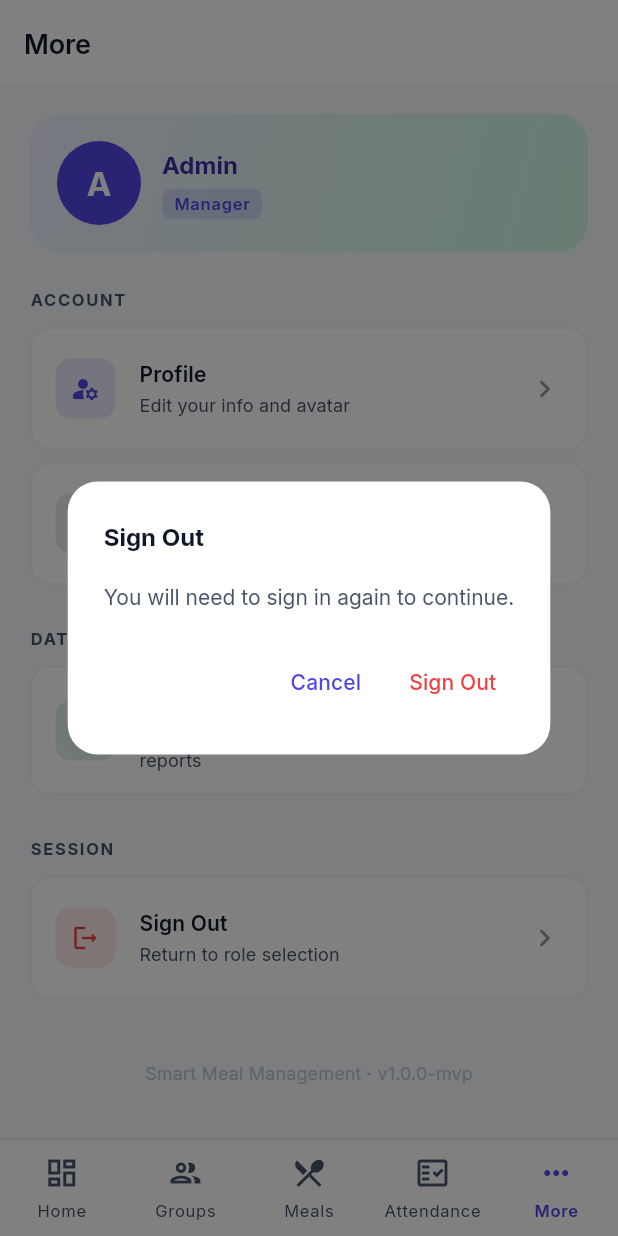
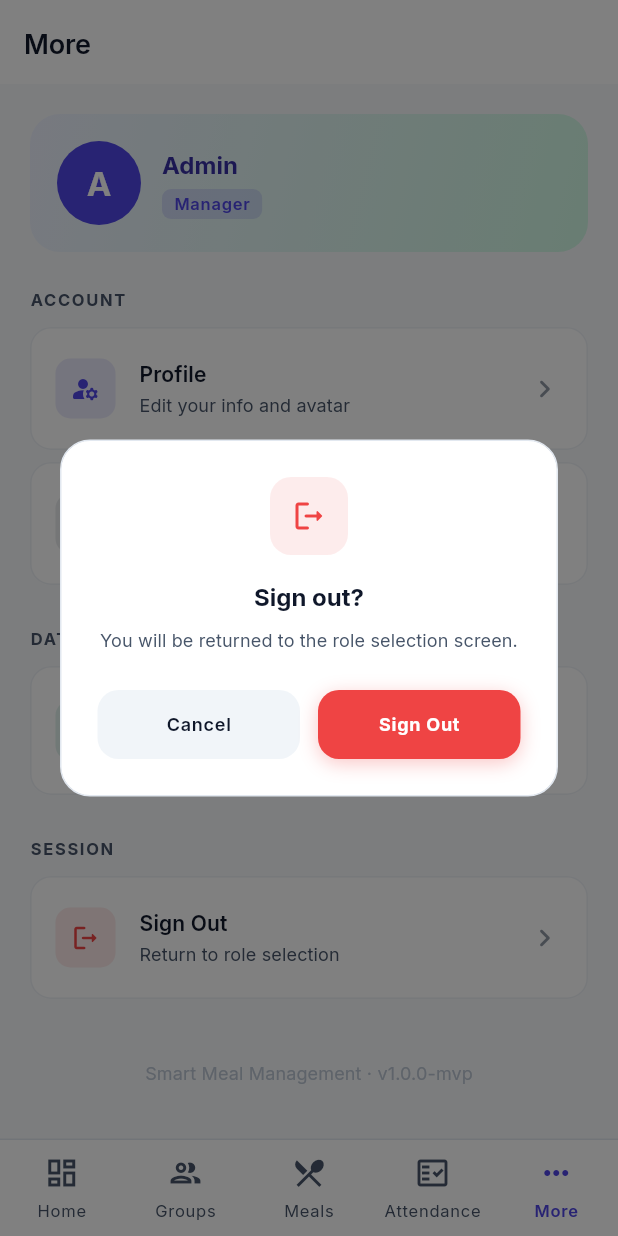
Before and after one commit to eMilestoneLabs/eMeal, a Flutter app: the AdminMoreScreen screen opened by its route, after a tap on "Sign Out", on a phone screen of 412 x 824 dp. Run offline on Flutter 3.47's test engine with Material 3 defaults, Android fonts, the phone set to English and light mode, and no system bars; our stand-ins replace dio, equatable, flutter_image_compress, flutter_local_notifications, flutter_secure_storage, go_router and 8 more; missing offline and left inert: mobile_scanner; accounts and stored records are empty.

Commit message:
fix(student): refresh JWT after group join (org-scoped loads work); admin sign-out premium dialog

```diff
--- a/lib/features/admin/more/screens/admin_more_screen.dart
+++ b/lib/features/admin/more/screens/admin_more_screen.dart
@@ -153,29 +153,11 @@ class AdminMoreScreen extends StatelessWidget {
             subtitle: 'Return to role selection',
             color: AppColors.error,
             onTap: () async {
-              // Confirmation dialog before sign-out (parity with the student flow).
+              // Premium confirmation dialog (visual parity with the student flow).
               final confirmed = await showDialog<bool>(
                 context: context,
                 barrierColor: Colors.black.withValues(alpha: 0.5),
-                builder: (ctx) => AlertDialog(
-                  title: const Text('Sign Out'),
-                  content: const Text(
-                    'You will need to sign in again to continue.',
-                  ),
-                  actions: [
-                    TextButton(
-                      onPressed: () => Navigator.of(ctx).pop(false),
-                      child: const Text('Cancel'),
-                    ),
-                    TextButton(
-                      onPressed: () => Navigator.of(ctx).pop(true),
-                      style: TextButton.styleFrom(
-                        foregroundColor: AppColors.error,
-                      ),
-                      child: const Text('Sign Out'),
-                    ),
-                  ],
-                ),
+                builder: (_) => const _AdminLogoutDialog(),
               );
               if (confirmed != true) return;
               await auth.logout();
@@ -285,3 +267,123 @@ class _NavTile extends StatelessWidget {
     );
   }
 }
+
+
+// ── Sign-out confirmation dialog (matches the student settings dialog style) ──
+class _AdminLogoutDialog extends StatelessWidget {
+  const _AdminLogoutDialog();
+
+  @override
+  Widget build(BuildContext context) {
+    final isDark = Theme.of(context).brightness == Brightness.dark;
+    return Dialog(
+      backgroundColor: Colors.transparent,
+      child: Container(
+        padding: const EdgeInsets.all(24),
+        decoration: BoxDecoration(
+          color: isDark ? AppColors.surfaceDark : AppColors.surface,
+          borderRadius: BorderRadius.circular(20),
+          border: Border.all(
+            color: isDark
+                ? AppColors.borderDark.withValues(alpha: 0.5)
+                : AppColors.border,
+          ),
+        ),
+        child: Column(
+          mainAxisSize: MainAxisSize.min,
+          children: [
+            Container(
+              width: 52,
+              height: 52,
+              decoration: BoxDecoration(
+                color: AppColors.error.withValues(alpha: 0.10),
+                borderRadius: BorderRadius.circular(14),
+              ),
+              child: const Icon(Icons.logout_rounded,
+                  size: 24, color: AppColors.error),
+            ),
+            const SizedBox(height: 16),
+            Text(
+              'Sign out?',
+              style: AppTypography.titleMedium.copyWith(
+                color:
+                    isDark ? AppColors.textPrimaryDark : AppColors.textPrimary,
+                fontWeight: FontWeight.w700,
+              ),
+            ),
+            const SizedBox(height: 8),
+            Text(
+              'You will be returned to the role selection screen.',
+              style: AppTypography.bodySmall.copyWith(
+                color: isDark
+                    ? AppColors.textSecondaryDark
+                    : AppColors.textSecondary,
+                height: 1.5,
+              ),
+              textAlign: TextAlign.center,
+            ),
+            const SizedBox(height: 24),
+            Row(
+              children: [
+                Expanded(
+                  child: GestureDetector(
+                    onTap: () => Navigator.of(context).pop(false),
+                    child: Container(
+                      height: 46,
+                      decoration: BoxDecoration(
+                        color: isDark
+                            ? AppColors.surfaceVariantDark
+                            : AppColors.surfaceVariant,
+                        borderRadius: BorderRadius.circular(14),
+                      ),
+                      child: Center(
+                        child: Text(
+                          'Cancel',
+                          style: AppTypography.labelMedium.copyWith(
+                            color: isDark
+                                ? AppColors.textPrimaryDark
+                                : AppColors.textPrimary,
+                            fontWeight: FontWeight.w600,
+                          ),
+                        ),
+                      ),
+                    ),
+                  ),
+                ),
+                const SizedBox(width: 12),
+                Expanded(
+                  child: GestureDetector(
+                    onTap: () => Navigator.of(context).pop(true),
+                    child: Container(
+                      height: 46,
+                      decoration: BoxDecoration(
+                        color: AppColors.error,
+                        borderRadius: BorderRadius.circular(14),
+                        boxShadow: [
+                          BoxShadow(
+                            color: AppColors.error.withValues(alpha: 0.30),
+                            blurRadius: 10,
+                            offset: const Offset(0, 3),
+                          ),
+                        ],
+                      ),
+                      child: Center(
+                        child: Text(
+                          'Sign Out',
+                          style: AppTypography.labelMedium.copyWith(
+                            color: Colors.white,
+                            fontWeight: FontWeight.w700,
+                          ),
+                        ),
+                      ),
+                    ),
+                  ),
+                ),
+              ],
+            ),
+          ],
+        ),
+      ),
+    );
+  }
+}
--- a/lib/features/auth/providers/auth_provider.dart
+++ b/lib/features/auth/providers/auth_provider.dart
@@ -298,6 +298,25 @@ class AuthProvider extends ChangeNotifier {
     _state = AuthAuthenticated(session: _session!);
     notifyListeners();
   }
+
+  /// Refreshes the JWT using the stored refresh token so server-side claim
+  /// changes (e.g. organizationId set on first group join — the backend
+  /// re-reads the user when refreshing) enter the active session. Without this
+  /// the access token keeps organizationId=null and org-scoped queries
+  /// (group / weekly menu / dashboard) fail. No-op if unauthenticated.
+  Future<void> refreshSession() async {
+    final token = _session?.refreshToken;
+    if (token == null || token.isEmpty) return;
+    final result = await _repo.refreshToken(token: token);
+    switch (result) {
+      case Ok(:final value):
+        _session = value;
+        _state = AuthAuthenticated(session: value);
+        notifyListeners();
+      case Err():
+        break; // keep current session; user can re-login if it persists
+    }
+  }
 }
 
 // ── InheritedNotifier scope ────────────────────────────────────────────────────
--- a/lib/features/groups/screens/group_join_screen.dart
+++ b/lib/features/groups/screens/group_join_screen.dart
@@ -70,6 +70,11 @@ class _GroupJoinScreenState extends State<GroupJoinScreen> {
       setState(() {
         _successGroupId = _provider.lastJoined!.id;
       });
+
+      // Refresh the JWT so the organizationId the backend just set on this first
+      // join enters the access token — fixes group / weekly menu / dashboard load.
+      await authProvider.refreshSession();
+      if (!mounted) return;
 
       // G2 fix: patch the in-memory UserModel so StudentShell's ListenableBuilder
       // fires immediately — Meals and Attendance tabs appear without a re-login.
```
